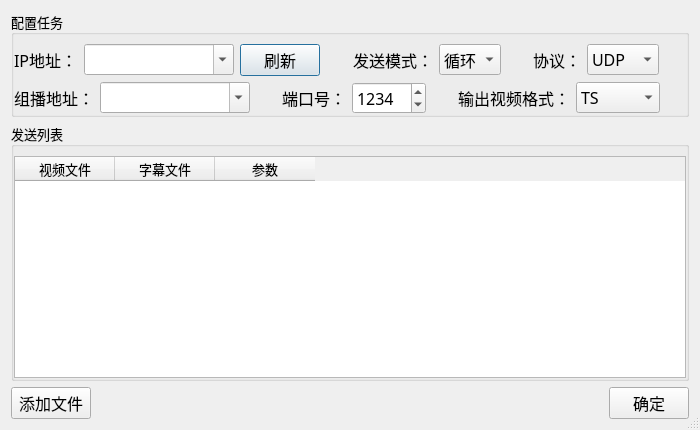
Qt form ui/addTask.ui (Reinering/stream-sender) before a commit.
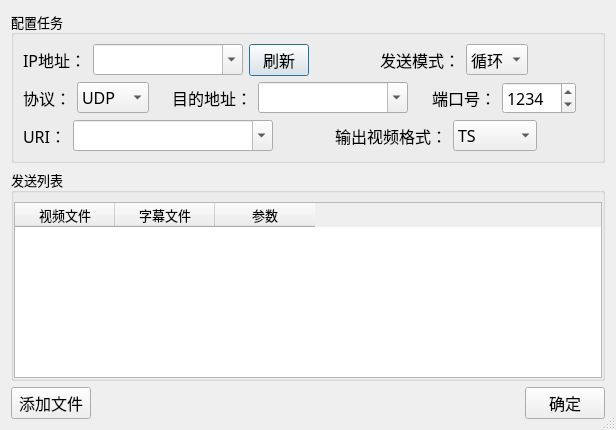
The same form after that commit.

```diff
--- a/ui/addTask.ui
+++ b/ui/addTask.ui
@@ -6,7 +6,7 @@
    <rect>
     <x>0</x>
     <y>0</y>
-    <width>700</width>
+    <width>616</width>
     <height>430</height>
    </rect>
   </property>
@@ -34,18 +34,6 @@
       <string>配置任务</string>
      </property>
      <layout class="QGridLayout" name="gridLayout">
-      <property name="leftMargin">
-       <number>0</number>
-      </property>
-      <property name="topMargin">
-       <number>9</number>
-      </property>
-      <property name="rightMargin">
-       <number>0</number>
-      </property>
-      <property name="bottomMargin">
-       <number>0</number>
-      </property>
       <item row="0" column="0">
        <layout class="QHBoxLayout" name="horizontalLayout_7">
         <item>
@@ -84,6 +72,12 @@
           </item>
           <item>
            <widget class="QPushButton" name="pushButton_refresh">
+            <property name="maximumSize">
+             <size>
+              <width>60</width>
+              <height>16777215</height>
+             </size>
+            </property>
             <property name="font">
              <font>
               <family>微软雅黑</family>
@@ -153,6 +147,12 @@
             </property>
            </spacer>
           </item>
+         </layout>
+        </item>
+       </layout>
+      </item>
+      <item row="1" column="0">
+       <layout class="QHBoxLayout" name="horizontalLayout">
           <item>
            <widget class="QLabel" name="label_3">
             <property name="font">
@@ -192,7 +192,7 @@
            </widget>
           </item>
           <item>
-           <spacer name="horizontalSpacer_2">
+         <spacer name="horizontalSpacer_4">
             <property name="orientation">
              <enum>Qt::Horizontal</enum>
             </property>
@@ -204,12 +204,6 @@
             </property>
            </spacer>
           </item>
-         </layout>
-        </item>
-       </layout>
-      </item>
-      <item row="1" column="0">
-       <layout class="QHBoxLayout" name="horizontalLayout">
         <item>
          <widget class="QLabel" name="label_2">
           <property name="font">
@@ -219,7 +213,7 @@
            </font>
           </property>
           <property name="text">
-           <string>组播地址：</string>
+           <string>目的地址：</string>
           </property>
          </widget>
         </item>
@@ -364,6 +358,60 @@
           </property>
          </spacer>
         </item>
+       </layout>
+      </item>
+      <item row="2" column="0">
+       <layout class="QHBoxLayout" name="horizontalLayout_2">
+        <item>
+         <widget class="QLabel" name="label_5">
+          <property name="font">
+           <font>
+            <family>微软雅黑</family>
+            <pointsize>12</pointsize>
+           </font>
+          </property>
+          <property name="text">
+           <string>URI：</string>
+          </property>
+         </widget>
+        </item>
+        <item>
+         <widget class="QComboBox" name="comboBox_uri">
+          <property name="minimumSize">
+           <size>
+            <width>200</width>
+            <height>0</height>
+           </size>
+          </property>
+          <property name="font">
+           <font>
+            <family>微软雅黑</family>
+            <pointsize>12</pointsize>
+           </font>
+          </property>
+          <property name="editable">
+           <bool>true</bool>
+          </property>
+          <item>
+           <property name="text">
+            <string/>
+           </property>
+          </item>
+         </widget>
+        </item>
+        <item>
+         <spacer name="horizontalSpacer_13">
+          <property name="orientation">
+           <enum>Qt::Horizontal</enum>
+          </property>
+          <property name="sizeHint" stdset="0">
+           <size>
+            <width>40</width>
+            <height>20</height>
+           </size>
+          </property>
+         </spacer>
+        </item>
         <item>
          <widget class="QLabel" name="label_6">
           <property name="font">
@@ -398,7 +446,7 @@
          </widget>
         </item>
         <item>
-         <spacer name="horizontalSpacer_4">
+         <spacer name="horizontalSpacer_14">
           <property name="orientation">
            <enum>Qt::Horizontal</enum>
           </property>
```
Lines whose indentation alone changed are shown as unchanged.
